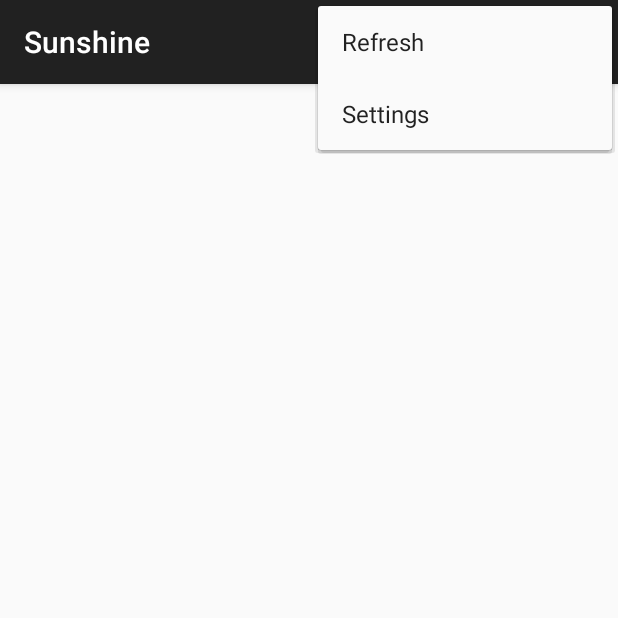
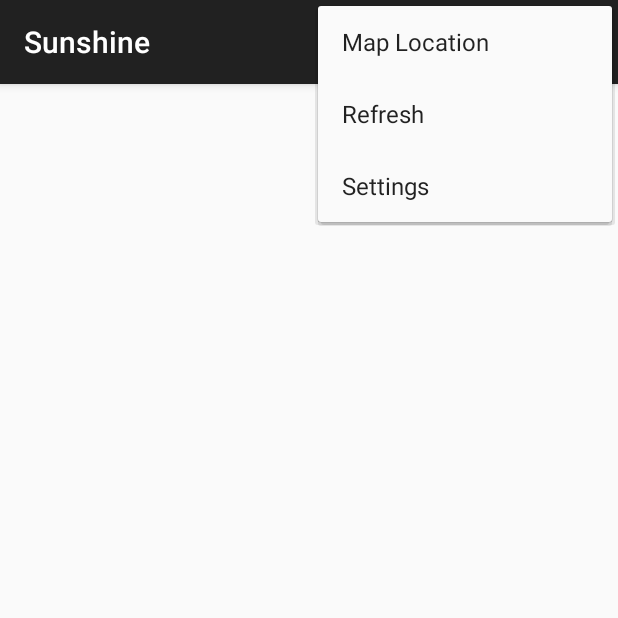
Before and after one commit to adeleong/Sunshine, an Android app: the screen it shows after launch (MainActivity), with the options menu open, on a phone screen of 412 x 824 dp, the top half of it. Run offline under Robolectric (Android 15) with nearby library versions, the phone set to English and light mode, and no system bars.

Commit message:
5to commit lesson 3

```diff
--- a/app/src/main/res/menu/main.xml
+++ b/app/src/main/res/menu/main.xml
@@ -1,6 +1,11 @@
 <menu xmlns:android="http://schemas.android.com/apk/res/android"
     xmlns:app="http://schemas.android.com/apk/res-auto"
     xmlns:tools="http://schemas.android.com/tools" tools:context=".MainActivity">
-    <item android:id="@+id/action_settings" android:title="@string/action_settings"
-        android:orderInCategory="100" app:showAsAction="never" />
+    <item android:id="@+id/action_settings"
+        android:title="@string/action_settings"
+        android:orderInCategory="100"
+        app:showAsAction="never" />
+    <item android:id="@+id/action_map"
+        android:title="@string/action_map"
+        app:showAsAction="never" />
 </menu>
--- a/app/src/main/res/values/strings.xml
+++ b/app/src/main/res/values/strings.xml
@@ -34,5 +34,7 @@
     <!-- Value in SharedPreferences for imperial temperature unit option [CHAR LIMIT=NONE] -->
     <string name="pref_units_imperial" translatable="false">imperial</string>
 
+    <string name="action_map">Map Location</string>
 
+    <string name="action_share">Share</string>
 </resources>
```
Also changed, not shown: app/src/main/java/com/example/android/sunshine/app/DetailActivity.java (+44 -2 lines), app/src/main/java/com/example/android/sunshine/app/MainActivity.java (+46 -17 lines), app/src/main/res/menu/detailfragment.xml (added, +9 -0 lines), app/src/main/res/menu/menu_detail.xml (+5 -2 lines), 2 other files.
